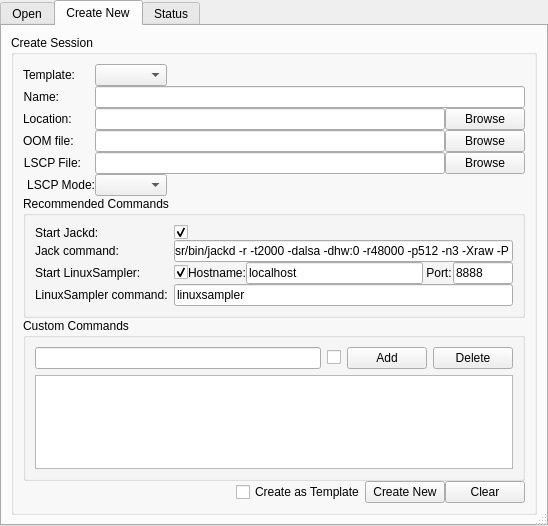
Above: oostudio/OOStudioBase.ui from ccherrett/oom before the change. Below: the same form after it.
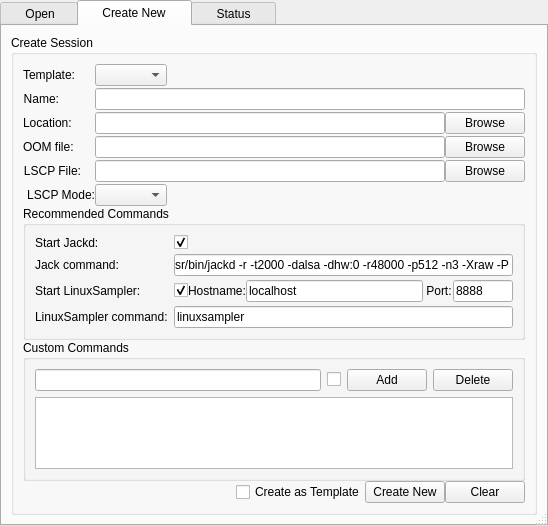
That is the form after the change. The open tabs and pages were chosen to show the change.

Commit message: OOStudio: Added more error reporting, added stylesheet, delete session now works

```diff
--- a/oostudio/OOStudioBase.ui
+++ b/oostudio/OOStudioBase.ui
@@ -30,7 +30,7 @@
      </property>
      <widget class="QWidget" name="m_tabSessions">
       <attribute name="title">
-       <string>Open</string>
+       <string>    Open   </string>
       </attribute>
       <layout class="QVBoxLayout" name="verticalLayout_3" stretch="0,0">
        <property name="spacing">
@@ -237,7 +237,7 @@
      </widget>
      <widget class="QWidget" name="m_tabNew">
       <attribute name="title">
-       <string>Create New</string>
+       <string>    Create New    </string>
       </attribute>
       <layout class="QVBoxLayout" name="verticalLayout_8">
        <item>
@@ -255,7 +255,7 @@
              <enum>QFormLayout::ExpandingFieldsGrow</enum>
             </property>
             <property name="verticalSpacing">
-             <number>0</number>
+             <number>2</number>
             </property>
             <property name="topMargin">
              <number>0</number>
@@ -450,8 +450,11 @@
             <layout class="QVBoxLayout" name="verticalLayout_9">
              <item>
               <layout class="QFormLayout" name="formLayout">
+               <property name="fieldGrowthPolicy">
+                <enum>QFormLayout::ExpandingFieldsGrow</enum>
+               </property>
                <property name="verticalSpacing">
-                <number>0</number>
+                <number>4</number>
                </property>
                <property name="topMargin">
                 <number>0</number>
@@ -717,7 +720,7 @@
      </widget>
      <widget class="QWidget" name="m_tabStatus">
       <attribute name="title">
-       <string>Status</string>
+       <string>    Status    </string>
       </attribute>
       <layout class="QVBoxLayout" name="verticalLayout_6">
        <item>
```
The commit also changes 3 other files.
